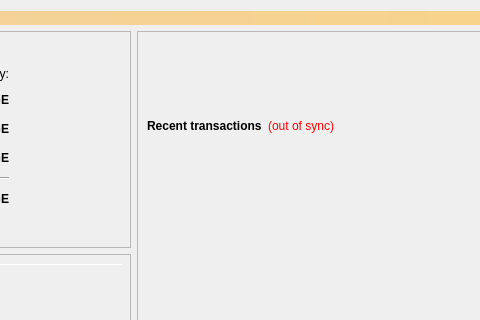
Old version of the form src/qt/forms/overviewpage.ui in the repository ProjectMerge/merge-legacy; both pictures show x 346 to 826 and y 0 to 320 of the 960 by 615 pixel window.
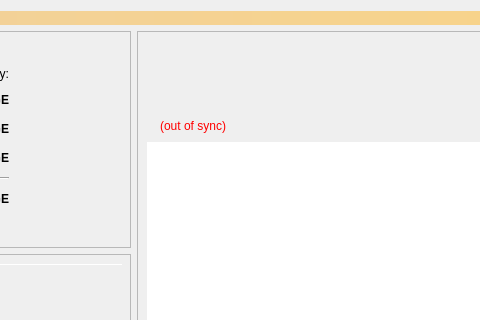
New version of the form.

Diff of the .ui file:
```diff
--- a/src/qt/forms/overviewpage.ui
+++ b/src/qt/forms/overviewpage.ui
@@ -932,9 +932,6 @@
                 <bold>true</bold>
                </font>
               </property>
-              <property name="text">
-               <string>Recent transactions</string>
-              </property>
              </widget>
             </item>
             <item>
@@ -974,7 +971,7 @@
           <item>
            <widget class="QListView" name="listTransactions">
             <property name="styleSheet">
-             <string notr="true">QListView { background: transparent; }</string>
+             <string notr="true">QListView { background: rgb(255, 255, 255); }</string>
             </property>
             <property name="frameShape">
              <enum>QFrame::NoFrame</enum>
```
